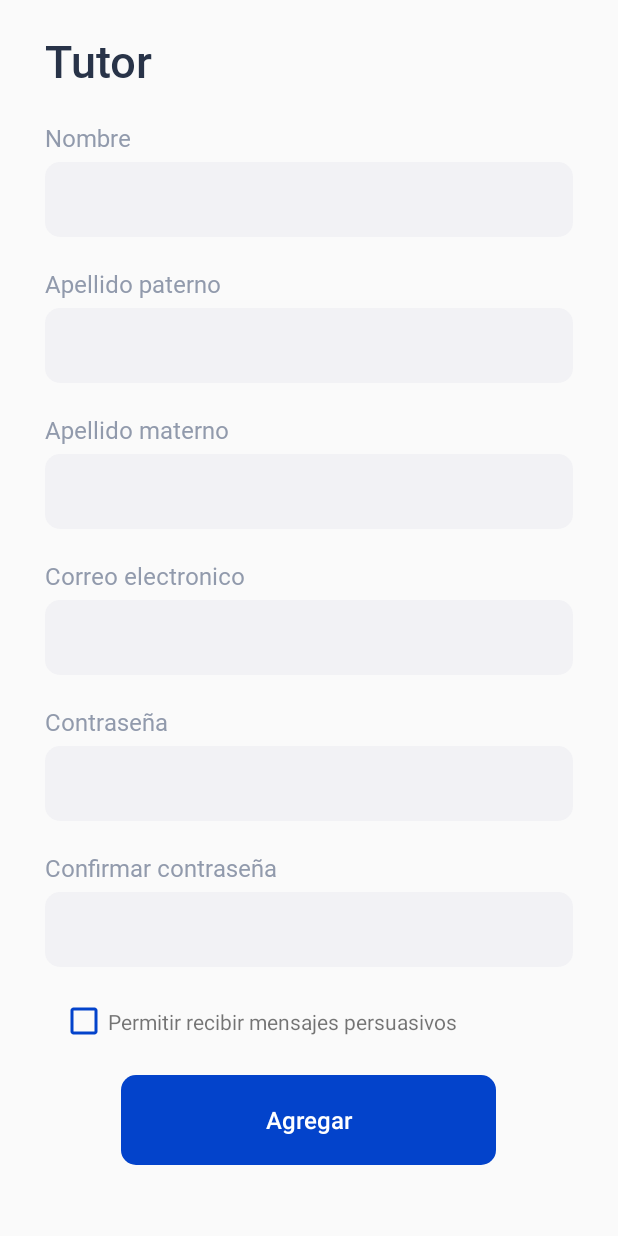
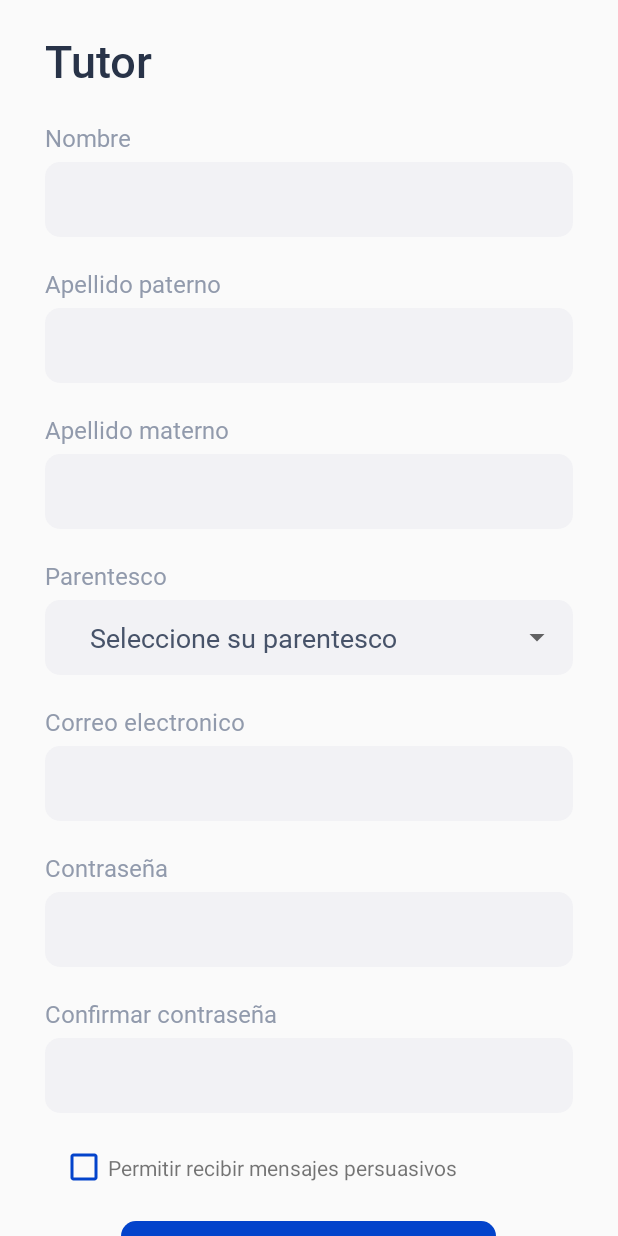
Before and after one commit to todostodo/desarrollo, an Android app: the TutorFragment screen opened directly, with no data from a screen before it, on a phone screen of 412 x 824 dp. Run offline under Robolectric (Android 15) with nearby library versions, the phone set to English and light mode, and no system bars.

Commit message:
String agregados

```diff
--- a/app/src/main/java/com/example/desarrollo/Precentacion/Home/TutorFragment.java
+++ b/app/src/main/java/com/example/desarrollo/Precentacion/Home/TutorFragment.java
@@ -1,23 +1,26 @@
 package com.example.desarrollo.Precentacion.Home;
 
-import android.content.ContentValues;
-import android.database.sqlite.SQLiteDatabase;
+import android.graphics.Color;
+import android.graphics.Typeface;
 import android.os.Bundle;
 import android.view.View;
+import android.widget.AdapterView;
+import android.widget.ArrayAdapter;
 import android.widget.Button;
 import android.widget.CheckBox;
 import android.widget.EditText;
+import android.widget.Spinner;
+import android.widget.TextView;
 import android.widget.Toast;
 
 import androidx.annotation.Nullable;
 import androidx.appcompat.app.AppCompatActivity;
+import androidx.core.content.res.ResourcesCompat;
 
-import com.example.desarrollo.Datos.ConexionSQLHelper;
 import com.example.desarrollo.Datos.TutorDao;
 import com.example.desarrollo.R;
-import com.example.desarrollo.Ultilidades.Utilidades;
 
-public class TutorFragment extends AppCompatActivity {
+public class TutorFragment extends AppCompatActivity implements AdapterView.OnItemSelectedListener {
 
     EditText _txtTutorNombre,
             _txtTutorApellidoPaterno,
@@ -27,7 +30,7 @@ public class TutorFragment extends AppCompatActivity {
             _txtTutorReContra;
 
     CheckBox _checkTutorMensaje;
-
+    Spinner _txtTutorParentesco;
     Button _btnAddTutor;
     TutorDao tutorDao;
 
@@ -36,6 +39,11 @@ public class TutorFragment extends AppCompatActivity {
         super.onCreate(savedInstanceState);
         setContentView(R.layout.tutor_registro_activity);
         init();
+
+        ArrayAdapter<CharSequence> adapter = ArrayAdapter.createFromResource(this, R.array.parentesco, android.R.layout.simple_spinner_item);
+        adapter.setDropDownViewResource(android.R.layout.simple_spinner_dropdown_item);
+        _txtTutorParentesco.setAdapter(adapter);
+        _txtTutorParentesco.setOnItemSelectedListener(this);
 
         _btnAddTutor.setOnClickListener(new View.OnClickListener() {
             @Override
@@ -136,7 +144,23 @@ public class TutorFragment extends AppCompatActivity {
         _txtTutorReContra = (EditText) findViewById(R.id.txtTutorReContra);
 
         _checkTutorMensaje = (CheckBox) findViewById(R.id.checkTutorMensaje);
+        _txtTutorParentesco = (Spinner) findViewById(R.id.txtTutorParentesco);
 
         _btnAddTutor = (Button) findViewById(R.id.btnAddTutor);
     }
+
+    @Override
+    public void onItemSelected(AdapterView<?> parent, View view, int position, long id) {
+        ((TextView) parent.getChildAt(0)).setTextColor(Color.parseColor("#475369"));
+        ((TextView) parent.getChildAt(0)).setTextSize(18);
+        ((TextView) parent.getChildAt(0)).setTypeface(ResourcesCompat.getFont(this, R.font.roboto_regular));
+
+        String text = parent.getItemAtPosition(position).toString();
+        Toast.makeText(parent.getContext(), text, Toast.LENGTH_SHORT).show();
+    }
+
+    @Override
+    public void onNothingSelected(AdapterView<?> parent) {
+
+    }
 }
--- a/app/src/main/res/layout/tutor_registro_activity.xml
+++ b/app/src/main/res/layout/tutor_registro_activity.xml
@@ -123,6 +123,38 @@
                     android:paddingLeft="30dp"
                     android:textColor="#475369"
                     android:textSize="18sp" />
+
+            </RelativeLayout>
+
+        </LinearLayout>
+
+        <LinearLayout
+            android:layout_width="match_parent"
+            android:layout_height="wrap_content"
+            android:layout_marginStart="30dp"
+            android:layout_marginTop="20dp"
+            android:layout_marginEnd="30dp"
+            android:orientation="vertical">
+
+            <TextView
+                android:layout_width="wrap_content"
+                android:layout_height="wrap_content"
+                android:fontFamily="@font/roboto_regular"
+                android:text="Parentesco"
+                android:textColor="#919AAC"
+                android:textSize="16sp" />
+
+            <RelativeLayout
+                android:layout_width="match_parent"
+                android:layout_height="50dp"
+                android:layout_marginTop="5dp"
+                android:background="@drawable/rectangulo_gris">
+
+                <Spinner
+                    android:id="@+id/txtTutorParentesco"
+                    android:layout_width="match_parent"
+                    android:layout_height="match_parent"
+                    android:paddingLeft="22dp"/>
 
             </RelativeLayout>
 
--- a/app/src/main/res/values/strings.xml
+++ b/app/src/main/res/values/strings.xml
@@ -304,4 +304,21 @@
 
     <!-- LOGIN -->
 
+
+
+
+
+
+    <!-- STRINGS PARA EL TUTOR -->
+
+    <string-array name="parentesco">
+        <item>Seleccione su parentesco</item>
+        <item>Abuelo</item>
+        <item>Abuela</item>
+        <item>Tio</item>
+        <item>Tia</item>
+        <item>Primo</item>
+        <item>Prima</item>
+    </string-array>
+
 </resources>
--- a/app/src/main/res/values/styles.xml
+++ b/app/src/main/res/values/styles.xml
@@ -24,4 +24,5 @@
         <item name="android:background">@drawable/custom_background_dialog</item>
     </style>
 
+
 </resources>
```
